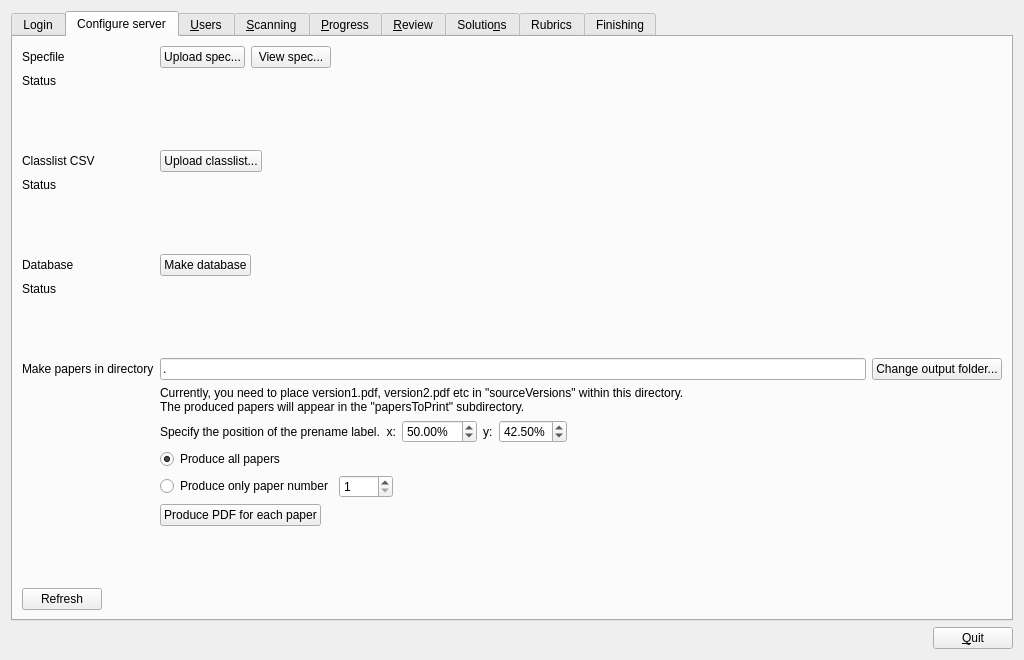
plomgrading/plom, file qtCreatorFiles/ui_manager.ui: the form before one commit.
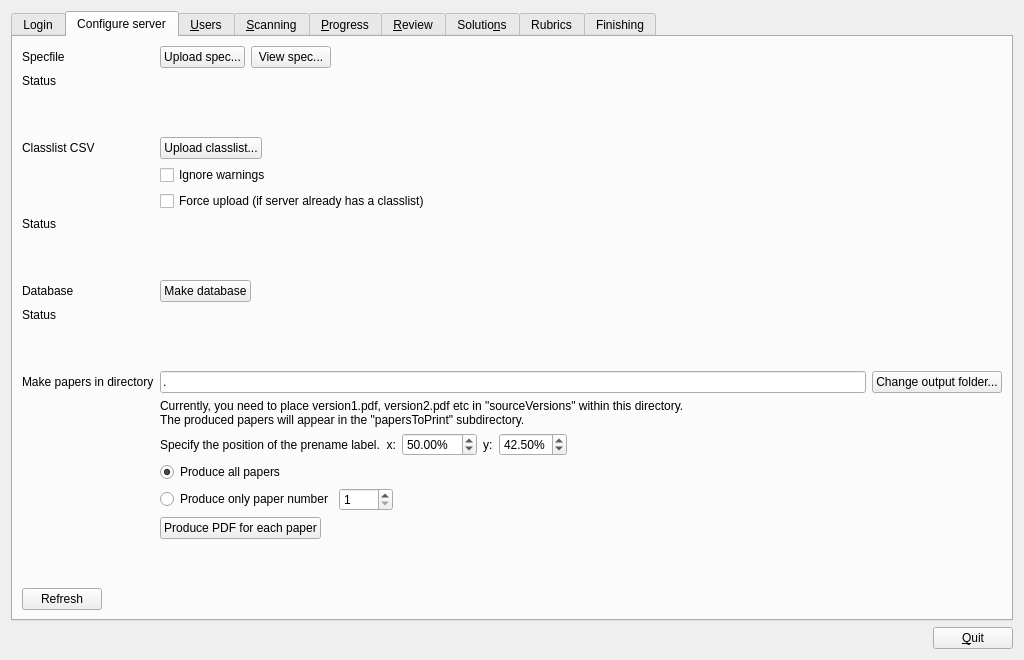
The form after the commit. The open tabs and pages were chosen to show the change.

Commit message: manager: UI for force upload classlist

The edit to the form file:
```diff
--- a/qtCreatorFiles/ui_manager.ui
+++ b/qtCreatorFiles/ui_manager.ui
@@ -269,21 +269,21 @@
          </property>
         </spacer>
        </item>
-       <item row="11" column="0">
+       <item row="13" column="0">
         <widget class="QLabel" name="label_21">
          <property name="text">
           <string>Status</string>
          </property>
         </widget>
        </item>
-       <item row="11" column="1">
+       <item row="13" column="1">
         <widget class="QLabel" name="statusClasslistLabel">
          <property name="text">
           <string/>
          </property>
         </widget>
        </item>
-       <item row="14" column="1">
+       <item row="16" column="1">
         <spacer name="verticalSpacer_13">
          <property name="orientation">
           <enum>Qt::Vertical</enum>
@@ -296,14 +296,14 @@
          </property>
         </spacer>
        </item>
-       <item row="15" column="0">
+       <item row="17" column="0">
         <widget class="QLabel" name="label_15">
          <property name="text">
           <string>Database</string>
          </property>
         </widget>
        </item>
-       <item row="15" column="1">
+       <item row="17" column="1">
         <widget class="QFrame" name="frame_9">
          <layout class="QHBoxLayout" name="horizontalLayout_29">
           <property name="leftMargin">
@@ -341,21 +341,21 @@
          </layout>
         </widget>
        </item>
-       <item row="17" column="0">
+       <item row="19" column="0">
         <widget class="QLabel" name="label_18">
          <property name="text">
           <string>Status</string>
          </property>
         </widget>
        </item>
-       <item row="17" column="1">
+       <item row="19" column="1">
         <widget class="QLabel" name="statusDatabaseLabel">
          <property name="text">
           <string/>
          </property>
         </widget>
        </item>
-       <item row="18" column="1">
+       <item row="20" column="1">
         <spacer name="verticalSpacer_14">
          <property name="orientation">
           <enum>Qt::Vertical</enum>
@@ -368,14 +368,14 @@
          </property>
         </spacer>
        </item>
-       <item row="20" column="0">
+       <item row="22" column="0">
         <widget class="QLabel" name="label_16">
          <property name="text">
           <string>Make papers in directory</string>
          </property>
         </widget>
        </item>
-       <item row="20" column="1">
+       <item row="22" column="1">
         <widget class="QFrame" name="frame_5">
          <layout class="QHBoxLayout" name="horizontalLayout_10" stretch="1,0">
           <property name="leftMargin">
@@ -407,7 +407,7 @@
          </layout>
         </widget>
        </item>
-       <item row="21" column="1">
+       <item row="23" column="1">
         <widget class="QLabel" name="label_17">
          <property name="sizePolicy">
           <sizepolicy hsizetype="Preferred" vsizetype="Minimum">
@@ -421,7 +421,7 @@
          </property>
         </widget>
        </item>
-       <item row="22" column="1">
+       <item row="24" column="1">
         <widget class="QFrame" name="frame_6">
          <layout class="QHBoxLayout" name="horizontalLayout_27">
           <property name="leftMargin">
@@ -492,7 +492,7 @@
          </layout>
         </widget>
        </item>
-       <item row="24" column="1">
+       <item row="26" column="1">
         <widget class="QFrame" name="frame_7">
          <layout class="QGridLayout" name="gridLayout_5">
           <property name="leftMargin">
@@ -550,7 +550,7 @@
          </layout>
         </widget>
        </item>
-       <item row="25" column="1">
+       <item row="27" column="1">
         <widget class="QFrame" name="frame_8">
          <layout class="QHBoxLayout" name="horizontalLayout_28">
           <property name="leftMargin">
@@ -588,7 +588,7 @@
          </layout>
         </widget>
        </item>
-       <item row="27" column="1">
+       <item row="29" column="1">
         <spacer name="verticalSpacer_15">
          <property name="orientation">
           <enum>Qt::Vertical</enum>
@@ -601,7 +601,7 @@
          </property>
         </spacer>
        </item>
-       <item row="28" column="0">
+       <item row="30" column="0">
         <widget class="QPushButton" name="configRefreshButton">
          <property name="text">
           <string>Refresh</string>
@@ -705,6 +705,20 @@
          </property>
         </widget>
        </item>
+       <item row="12" column="1">
+        <widget class="QCheckBox" name="classlistForceUploadCB">
+         <property name="text">
+          <string>Force upload (if server already has a classlist)</string>
+         </property>
+        </widget>
+       </item>
+       <item row="11" column="1">
+        <widget class="QCheckBox" name="classlistIgnoreWarningsCB">
+         <property name="text">
+          <string>Ignore warnings</string>
+         </property>
+        </widget>
+       </item>
       </layout>
      </widget>
      <widget class="QWidget" name="userAllTab">
```
The commit also changes 2 other files.
